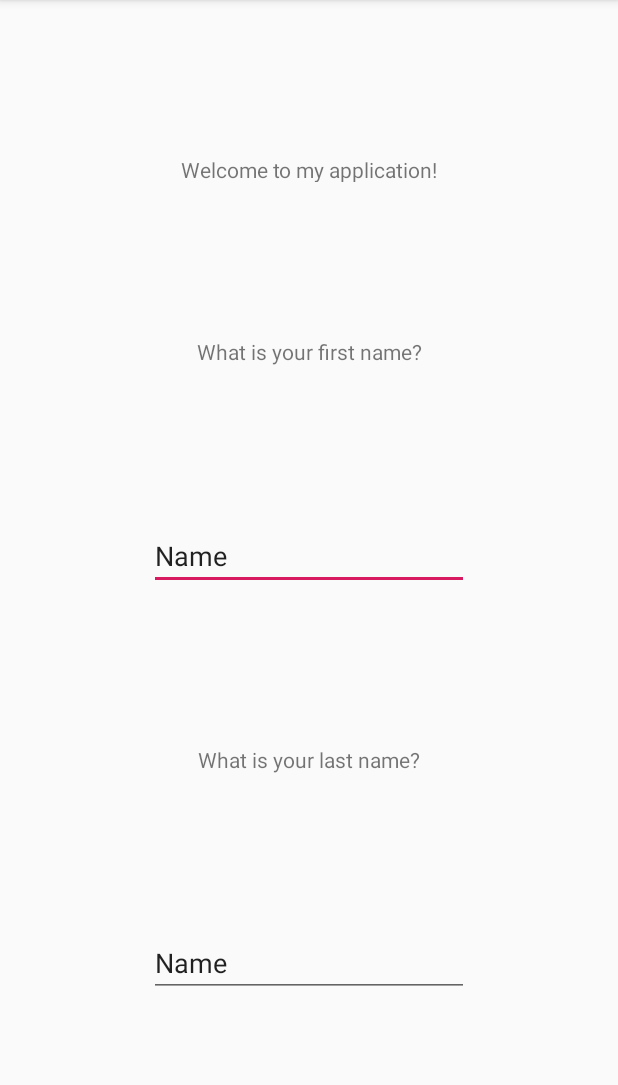
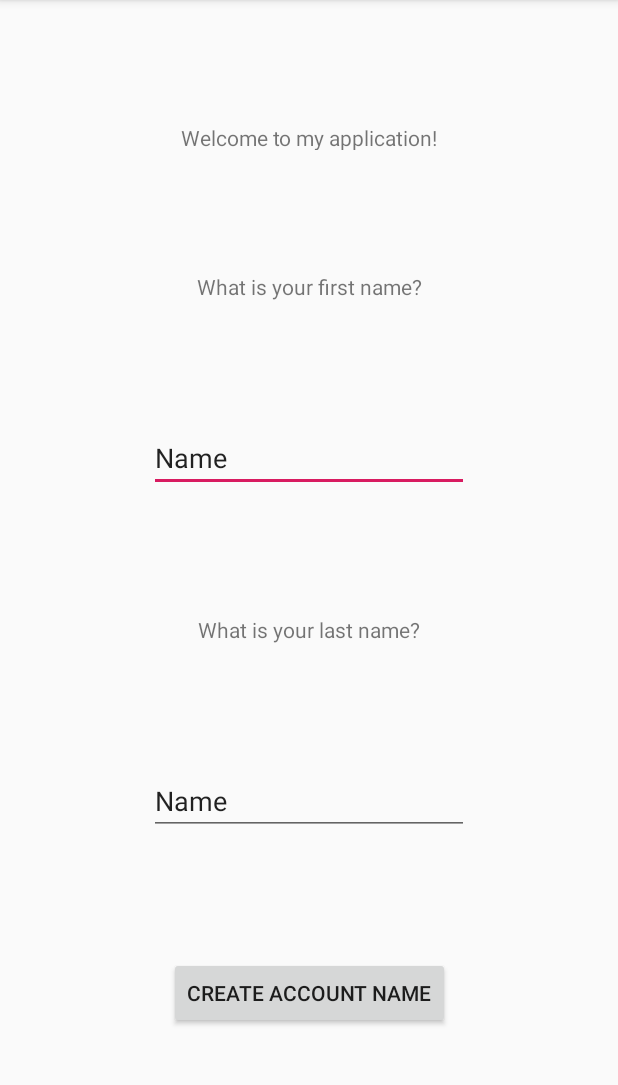
Before and after one commit to CarlitosDroid/android-solid-principles-exercises, an Android app: the screen it shows after launch (MainActivity), on a phone screen of 412 x 824 dp, the part 84-1169 px from its top. Run offline under Robolectric (Android 15) with nearby library versions, the phone set to English and light mode, and no system bars.

Commit message:
Applying SRP principle

```diff
--- a/app/src/main/java/com/example/android_solid_principles_examples/MainActivity.kt
+++ b/app/src/main/java/com/example/android_solid_principles_examples/MainActivity.kt
@@ -11,30 +11,25 @@ class MainActivity : AppCompatActivity() {
         super.onCreate(savedInstanceState)
         setContentView(R.layout.activity_main)
 
-        tvWelcome.text = "Welcome to my application!"
+        //Using a string resource or constant, the responsibility is delegated
+        tvWelcome.text = getString(R.string.welcome_message)
 
-        //Ask for user information
-        val person = Person()
+        //Pay attention, in this case the responsibility of EditTextView is to request data and provide data
+        tvFirstName.text = getString(R.string.first_name_question)
+        tvLastName.text = getString(R.string.last_name_question)
 
-        tvFirstName.text = "What is your first name?"
-        person.firstName = etFirstName.text.toString()
+        settingUpViewListeners()
+    }
 
-        tvLastName.text = "What is your last name?"
-        person.lastName = etLastName.text.toString()
+    private fun settingUpViewListeners() {
+        btnCreateAccountName.setOnClickListener {
+            val person = PersonDataCapture.capture(etFirstName.text.toString(), etLastName.text.toString())
+            if (!PersonValidator.validate(this, person)) return@setOnClickListener
+            AccountGenerator.createAccount(this, person)
+        }
+    }
 
-        //Checks to be sure the first name and last names are valid
-        if(person.firstName.isNullOrEmpty()){
-            Toast.makeText(this, "You didn't give us a valid first name!", Toast.LENGTH_SHORT).show()
-            return
-        }
-
-        if(person.lastName.isNullOrEmpty()){
-            Toast.makeText(this, "You didn't give us a valid last name!", Toast.LENGTH_SHORT).show()
-            return
-        }
-
-        //Create a user name for the person
-        Toast.makeText(this, "YOUR USERNAME IS ${person.firstName!!.substring(0,1)} ${person.lastName}", Toast.LENGTH_LONG).show()
-
+    fun showValidationMessage(string: String) {
+        Toast.makeText(this, string, Toast.LENGTH_LONG).show()
     }
 }
--- a/app/src/main/res/layout/activity_main.xml
+++ b/app/src/main/res/layout/activity_main.xml
@@ -13,18 +13,18 @@
             android:text="Hello World!"
             tools:text="Welcome to my application!"
             android:id="@+id/tvWelcome"
-            app:layout_constraintStart_toStartOf="parent" app:layout_constraintHorizontal_bias="0.5"
-            app:layout_constraintEnd_toEndOf="parent" app:layout_constraintTop_toTopOf="parent"
-            app:layout_constraintBottom_toTopOf="@+id/tvFirstName"/>
+            app:layout_constraintTop_toTopOf="parent"
+            app:layout_constraintBottom_toTopOf="@+id/tvFirstName" app:layout_constraintStart_toStartOf="parent"
+            app:layout_constraintHorizontal_bias="0.5" app:layout_constraintEnd_toEndOf="parent"/>
     <TextView
             android:text="TextView"
             android:layout_width="wrap_content"
             android:layout_height="wrap_content"
             android:id="@+id/tvFirstName"
             tools:text="What is your first name?"
-            app:layout_constraintStart_toStartOf="parent"
-            app:layout_constraintHorizontal_bias="0.5" app:layout_constraintEnd_toEndOf="parent"
-            app:layout_constraintTop_toBottomOf="@+id/tvWelcome" app:layout_constraintBottom_toTopOf="@+id/etFirstName"/>
+            app:layout_constraintTop_toBottomOf="@+id/tvWelcome"
+            app:layout_constraintBottom_toTopOf="@+id/etFirstName" app:layout_constraintStart_toStartOf="parent"
+            app:layout_constraintHorizontal_bias="0.5" app:layout_constraintEnd_toEndOf="parent"/>
     <EditText
             android:layout_width="wrap_content"
             android:layout_height="wrap_content"
@@ -32,18 +32,18 @@
             android:text="Name"
             android:ems="10"
             android:id="@+id/etFirstName"
-            app:layout_constraintStart_toStartOf="parent" app:layout_constraintHorizontal_bias="0.5"
-            app:layout_constraintEnd_toEndOf="parent" app:layout_constraintTop_toBottomOf="@+id/tvFirstName"
-            app:layout_constraintBottom_toTopOf="@+id/tvLastName"/>
+            app:layout_constraintTop_toBottomOf="@+id/tvFirstName"
+            app:layout_constraintBottom_toTopOf="@+id/tvLastName" app:layout_constraintStart_toStartOf="parent"
+            app:layout_constraintHorizontal_bias="0.5" app:layout_constraintEnd_toEndOf="parent"/>
     <TextView
             tools:text="What is your last name?"
             android:text="TextView"
             android:layout_width="wrap_content"
             android:layout_height="wrap_content"
             android:id="@+id/tvLastName"
-            app:layout_constraintStart_toStartOf="parent"
-            app:layout_constraintHorizontal_bias="0.5" app:layout_constraintEnd_toEndOf="parent"
-            app:layout_constraintTop_toBottomOf="@+id/etFirstName" app:layout_constraintBottom_toTopOf="@+id/etLastName"/>
+            app:layout_constraintTop_toBottomOf="@+id/etFirstName"
+            app:layout_constraintBottom_toTopOf="@+id/etLastName" app:layout_constraintStart_toStartOf="parent"
+            app:layout_constraintHorizontal_bias="0.5" app:layout_constraintEnd_toEndOf="parent"/>
     <EditText
             android:layout_width="wrap_content"
             android:layout_height="wrap_content"
@@ -51,8 +51,16 @@
             android:text="Name"
             android:ems="10"
             android:id="@+id/etLastName"
+            app:layout_constraintTop_toBottomOf="@+id/tvLastName"
+            app:layout_constraintBottom_toTopOf="@+id/btnCreateAccountName" app:layout_constraintStart_toStartOf="parent"
+            app:layout_constraintHorizontal_bias="0.5" app:layout_constraintEnd_toEndOf="parent"/>
+    <Button
+            android:text="Create Account Name"
+            android:layout_width="wrap_content"
+            android:layout_height="wrap_content"
+            android:id="@+id/btnCreateAccountName"
+            app:layout_constraintBottom_toBottomOf="parent" app:layout_constraintTop_toBottomOf="@+id/etLastName"
             app:layout_constraintStart_toStartOf="parent" app:layout_constraintHorizontal_bias="0.5"
-            app:layout_constraintEnd_toEndOf="parent" app:layout_constraintBottom_toBottomOf="parent"
-            app:layout_constraintTop_toBottomOf="@+id/tvLastName"/>
+            app:layout_constraintEnd_toEndOf="parent"/>
 
 </androidx.constraintlayout.widget.ConstraintLayout>
--- a/app/src/main/res/values/strings.xml
+++ b/app/src/main/res/values/strings.xml
@@ -1,3 +1,9 @@
 <resources>
     <string name="app_name">android-solid-principles-examples</string>
+    <!--Remember, don't try not to use the same key for large texts,
+     because we'll also need to change the key in the activity and
+     it'll be a new reason to change for the activity-->
+    <string name="welcome_message">Welcome to my application!</string>
+    <string name="first_name_question">What is your first name?</string>
+    <string name="last_name_question">What is your last name?</string>
 </resources>
```
Also changed, not shown: app/src/main/java/com/example/android_solid_principles_examples/AccountGenerator.kt (added, +8 -0 lines), app/src/main/java/com/example/android_solid_principles_examples/PersonDataCapture.kt (added, +16 -0 lines), app/src/main/java/com/example/android_solid_principles_examples/PersonValidator.kt (added, +20 -0 lines).
